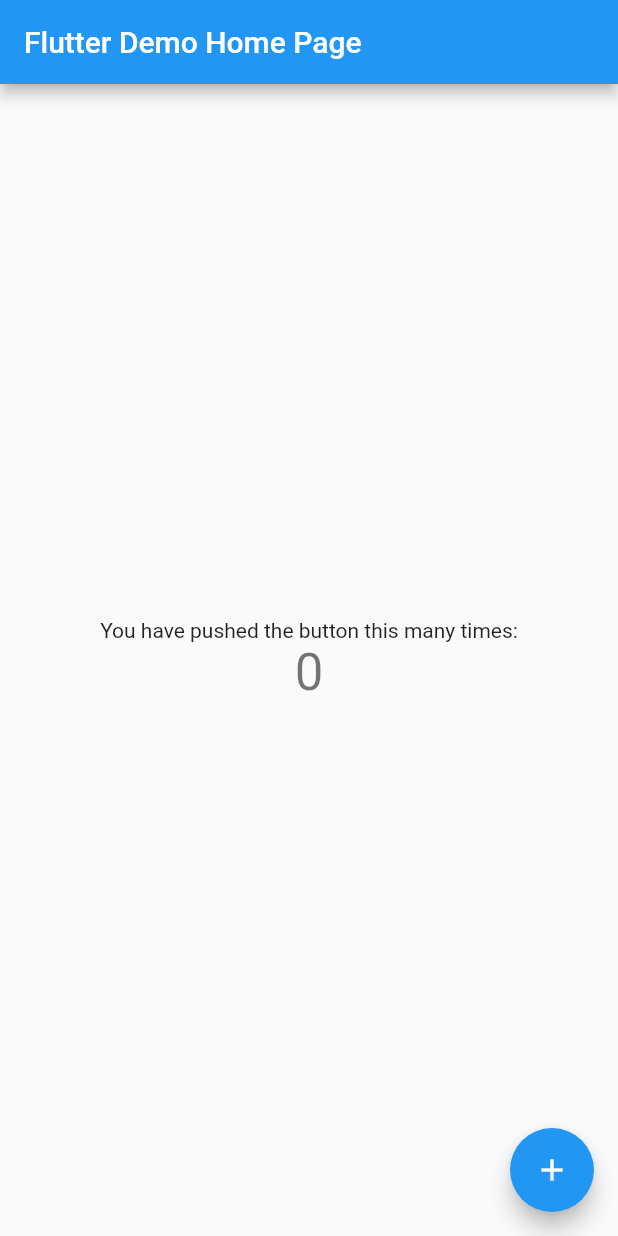
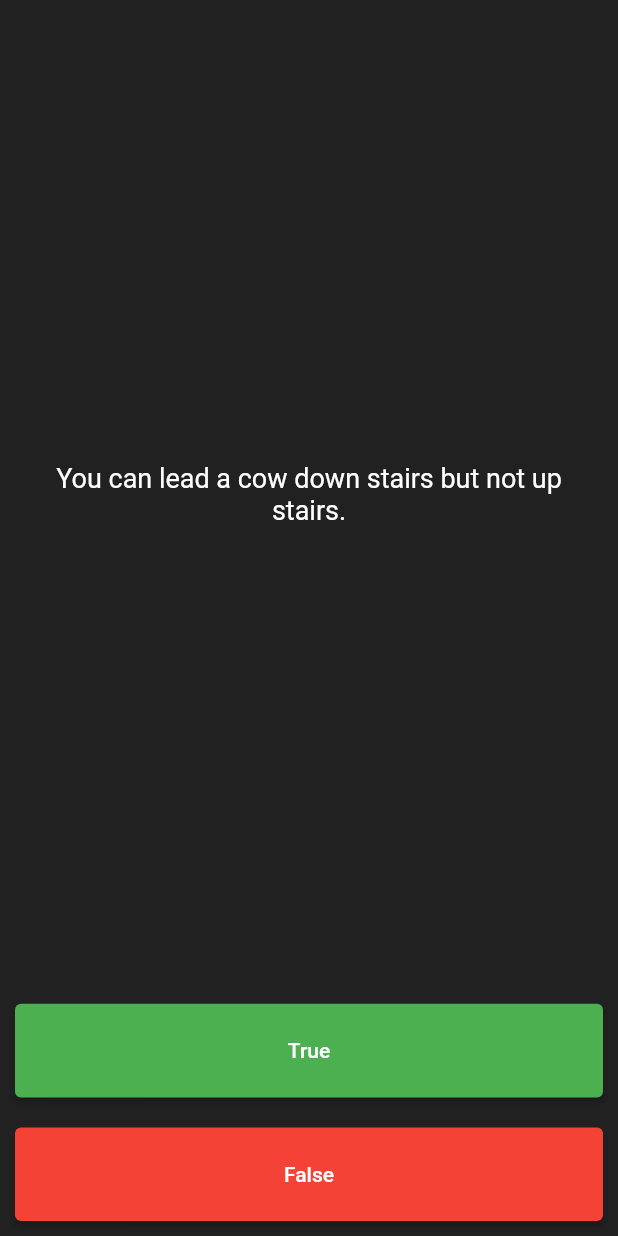
Before and after one commit to nwabueze1/quizler, a Flutter app: the screen it shows after launch, on a phone screen of 412 x 824 dp. Run offline on Flutter 3.47's test engine with Material 2 defaults, Android fonts, the phone set to English and light mode, and no system bars; our stand-ins replace rflutter_alert.

```diff
--- a/lib/main.dart
+++ b/lib/main.dart
@@ -1,5 +1,10 @@
 import 'package:flutter/material.dart';
+import 'package:quizler/ScoreKeeper.dart';
+import 'package:quizler/quiz_brain.dart';
+import 'package:rflutter_alert/rflutter_alert.dart';
 
+QuizBrain quizBrain = QuizBrain();
+ScoreKeeper scoreKeeper = ScoreKeeper();
 void main() {
   runApp(const MyApp());
 }
@@ -24,92 +29,109 @@ class MyApp extends StatelessWidget {
         // is not restarted.
         primarySwatch: Colors.blue,
       ),
-      home: const MyHomePage(title: 'Flutter Demo Home Page'),
+      home: const Quizler(),
     );
   }
 }
 
-class MyHomePage extends StatefulWidget {
-  const MyHomePage({super.key, required this.title});
-
-  // This widget is the home page of your application. It is stateful, meaning
-  // that it has a State object (defined below) that contains fields that affect
-  // how it looks.
-
-  // This class is the configuration for the state. It holds the values (in this
-  // case the title) provided by the parent (in this case the App widget) and
-  // used by the build method of the State. Fields in a Widget subclass are
-  // always marked "final".
-
-  final String title;
+class Quizler extends StatefulWidget {
+  const Quizler({Key? key}) : super(key: key);
 
   @override
-  State<MyHomePage> createState() => _MyHomePageState();
+  State<Quizler> createState() => _QuizlerState();
 }
 
-class _MyHomePageState extends State<MyHomePage> {
-  int _counter = 0;
+class _QuizlerState extends State<Quizler> {
+  void nextQuestion(bool answer) {
+    scoreKeeper.updateScores(quizBrain.isAnswerCorrect(answer) ? true : false);
+    setState(() {
+      quizBrain.nextQuestion();
+    });
+  }
 
-  void _incrementCounter() {
+  void showAlert(BuildContext context) {
+    scoreKeeper.reset();
     setState(() {
-      // This call to setState tells the Flutter framework that something has
-      // changed in this State, which causes it to rerun the build method below
-      // so that the display can reflect the updated values. If we changed
-      // _counter without calling setState(), then the build method would not be
-      // called again, and so nothing would appear to happen.
-      _counter++;
+      quizBrain.reset();
     });
+    Alert(
+        context: context,
+        title: 'Finished the Question',
+        desc: 'You have finished answering the questions, Kudos.',
+        buttons: [
+          DialogButton(
+            onPressed: () {
+              Navigator.pop(context);
+            },
+            color: Colors.red,
+            child: const Text(
+              "Reset",
+              style: TextStyle(
+                  color: Colors.white,
+                  fontWeight: FontWeight.bold,
+                  fontSize: 20),
+            ),
+          )
+        ]).show();
   }
 
   @override
   Widget build(BuildContext context) {
-    // This method is rerun every time setState is called, for instance as done
-    // by the _incrementCounter method above.
-    //
-    // The Flutter framework has been optimized to make rerunning build methods
-    // fast, so that you can just rebuild anything that needs updating rather
-    // than having to individually change instances of widgets.
     return Scaffold(
-      appBar: AppBar(
-        // Here we take the value from the MyHomePage object that was created by
-        // the App.build method, and use it to set our appbar title.
-        title: Text(widget.title),
-      ),
-      body: Center(
-        // Center is a layout widget. It takes a single child and positions it
-        // in the middle of the parent.
+      backgroundColor: Colors.grey.shade900,
+      body: SafeArea(
+          child: Container(
         child: Column(
-          // Column is also a layout widget. It takes a list of children and
-          // arranges them vertically. By default, it sizes itself to fit its
-          // children horizontally, and tries to be as tall as its parent.
-          //
-          // Invoke "debug painting" (press "p" in the console, choose the
-          // "Toggle Debug Paint" action from the Flutter Inspector in Android
-          // Studio, or the "Toggle Debug Paint" command in Visual Studio Code)
-          // to see the wireframe for each widget.
-          //
-          // Column has various properties to control how it sizes itself and
-          // how it positions its children. Here we use mainAxisAlignment to
-          // center the children vertically; the main axis here is the vertical
-          // axis because Columns are vertical (the cross axis would be
-          // horizontal).
-          mainAxisAlignment: MainAxisAlignment.center,
-          children: <Widget>[
-            const Text(
-              'You have pushed the button this many times:',
+          crossAxisAlignment: CrossAxisAlignment.stretch,
+          mainAxisAlignment: MainAxisAlignment.end,
+          children: [
+            Expanded(
+              flex: 8,
+              child: Padding(
+                padding: const EdgeInsets.all(20),
+                child: Center(
+                  child: Text(
+                    quizBrain.question,
+                    textAlign: TextAlign.center,
+                    style: const TextStyle(color: Colors.white, fontSize: 18),
+                  ),
+                ),
+              ),
             ),
-            Text(
-              '$_counter',
-              style: Theme.of(context).textTheme.headlineMedium,
-            ),
+            Expanded(
+                child: Padding(
+              padding: const EdgeInsets.symmetric(vertical: 10, horizontal: 10),
+              child: ElevatedButton(
+                onPressed: () => quizBrain.hasNextQuestion
+                    ? nextQuestion(true)
+                    : showAlert(context),
+                style: const ButtonStyle(
+                  backgroundColor:
+                      MaterialStatePropertyAll<Color>(Colors.green),
+                ),
+                child: const Text('True'),
+              ),
+            )),
+            Expanded(
+                child: Padding(
+              padding: const EdgeInsets.all(10),
+              child: ElevatedButton(
+                onPressed: () => quizBrain.hasNextQuestion
+                    ? nextQuestion(false)
+                    : showAlert(context),
+                style: const ButtonStyle(
+                    backgroundColor:
+                        MaterialStatePropertyAll<Color>(Colors.red)),
+                child: const Text('False'),
+              ),
+            )),
+            Row(
+              children: scoreKeeper.scores,
+            )
           ],
         ),
-      ),
-      floatingActionButton: FloatingActionButton(
-        onPressed: _incrementCounter,
-        tooltip: 'Increment',
-        child: const Icon(Icons.add),
-      ), // This trailing comma makes auto-formatting nicer for build methods.
+      )),
     );
+    ;
   }
 }
--- /dev/null
+++ b/lib/question.dart
@@ -0,0 +1,12 @@
+class Question {
+  final String question;
+  final bool _answer;
+
+  bool get answer => _answer;
+
+  Question({required this.question, required bool answer}) : _answer = answer;
+
+  bool isCorrect(bool ans) {
+    return answer == ans;
+  }
+}
--- a/pubspec.yaml
+++ b/pubspec.yaml
@@ -46,6 +46,7 @@ dev_dependencies:
   # package. See that file for information about deactivating specific lint
   # rules and activating additional ones.
   flutter_lints: ^2.0.0
+  rflutter_alert: ^2.0.4
 
 # For information on the generic Dart part of this file, see the
 # following page: https://dart.dev/tools/pub/pubspec
```
Also changed, not shown: lib/ScoreKeeper.dart (added, +25 -0 lines), lib/quiz_brain.dart (added, +77 -0 lines), pubspec.lock, 40 other files.
